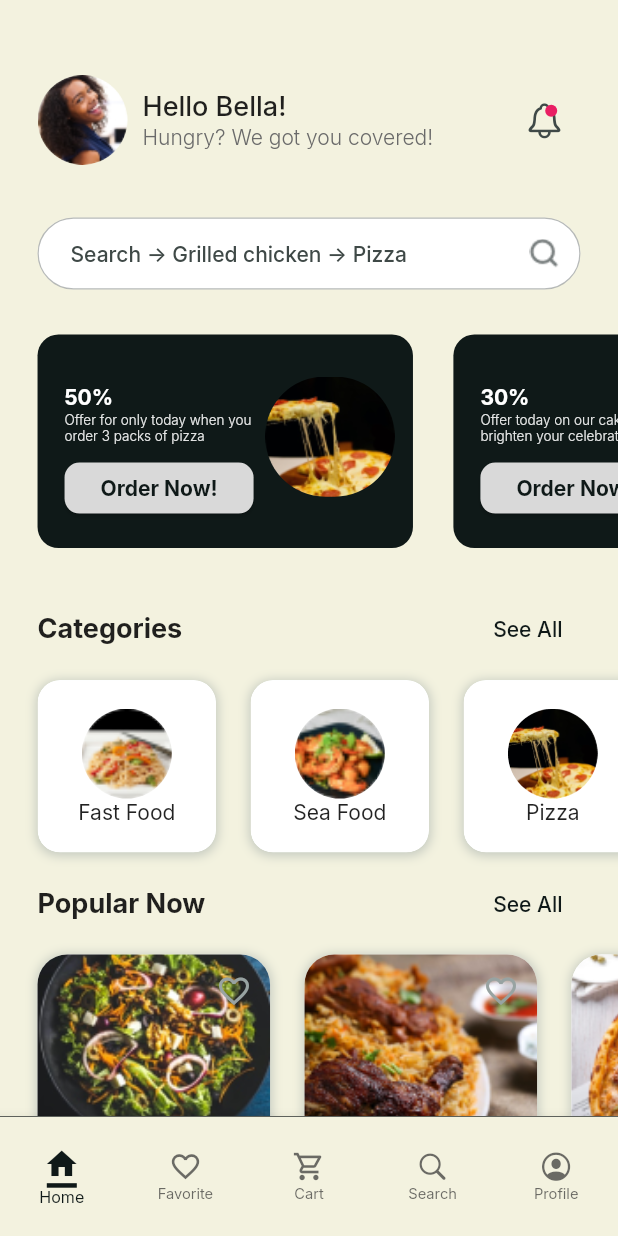
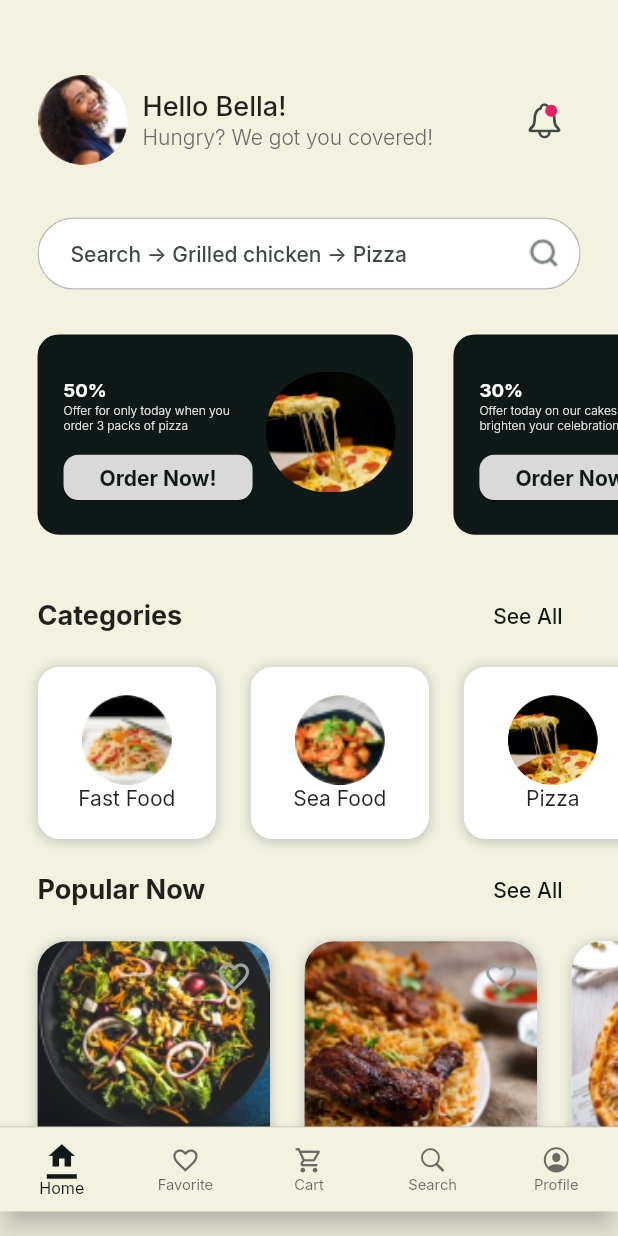
Before and after one commit to John-Daniels/fudiee, a Flutter app: the HomeScreen screen opened by its route, on a phone screen of 412 x 824 dp. Run offline on Flutter 3.47's test engine with Material 2 defaults, Android fonts, the phone set to English and light mode, and no system bars; our stand-ins replace flutter_rating_bar, flutter_screenutil, get, google_fonts, smooth_page_indicator.

Commit message:
made a few changes

```diff
--- a/lib/screens/home/views/home/components/bottom_app_bar.dart
+++ b/lib/screens/home/views/home/components/bottom_app_bar.dart
@@ -16,10 +16,11 @@
   @override
   Widget build(BuildContext context) {
     return Container(
-      height: 80,
+      alignment: Alignment.topCenter,
+      height: 82.h,
       decoration: BoxDecoration(
         border: Border(
-          top: BorderSide(color: primaryColor.withOpacity(0.8), width: 0.6),
+          top: BorderSide(color: primaryColor.withOpacity(0.2), width: 0.6),
         ),
       ),
       child: BottomNavigationBar(
@@ -27,8 +28,8 @@
         type: BottomNavigationBarType.fixed,
         backgroundColor: scaffoldBgColor,
         fixedColor: primaryColor,
-        unselectedIconTheme: const IconThemeData(size: 22),
-        selectedIconTheme: IconThemeData(color: primaryColor, size: 24),
+        unselectedIconTheme: IconThemeData(size: 22.sp),
+        selectedIconTheme: IconThemeData(color: primaryColor, size: 24.sp),
         selectedLabelStyle: TextStyle(color: primaryColor),
         unselectedItemColor: const Color(0xFF303030).withOpacity(0.7),
         selectedFontSize: 12.sp,
--- a/lib/screens/home/views/home/components/offers_section.dart
+++ b/lib/screens/home/views/home/components/offers_section.dart
@@ -12,7 +12,7 @@
   Widget build(BuildContext context) {
     return SizedBox(
       // padding: const EdgeInsets.only(left: 26),
-      height: 160.h,
+      height: 150.h,
       child: ListView.separated(
         shrinkWrap: true,
         physics: const BouncingScrollPhysics(),
--- a/lib/screens/home/widgets/offer_card.dart
+++ b/lib/screens/home/widgets/offer_card.dart
@@ -25,7 +25,7 @@
         color: primaryColor,
         borderRadius: BorderRadius.circular(14),
       ),
-      padding: const EdgeInsets.fromLTRB(18, 28, 12, 16),
+      padding: EdgeInsets.fromLTRB(18.w, 28.h, 12.w, 16.h),
       child: Row(
         mainAxisAlignment: MainAxisAlignment.spaceBetween,
         crossAxisAlignment: CrossAxisAlignment.start,
@@ -34,11 +34,11 @@
             mainAxisAlignment: MainAxisAlignment.end,
             crossAxisAlignment: CrossAxisAlignment.start,
             children: [
-              const SizedBox(height: 5),
+              SizedBox(height: 5.h),
               Text(
                 '${percentOff.toStringAsFixed(0)}%',
-                style: const TextStyle(
-                  fontSize: 14,
+                style: TextStyle(
+                  fontSize: 14.sp,
                   color: Colors.white,
                   fontWeight: FontWeight.bold,
                 ),
@@ -49,7 +49,7 @@
                 child: Text(
                   offer,
                   style: TextStyle(
-                    fontSize: 9,
+                    fontSize: 9.sp,
                     fontWeight: FontWeight.w300,
                     color: Colors.white.withOpacity(0.9),
                   ),
@@ -63,7 +63,7 @@
                   shape: RoundedRectangleBorder(
                     borderRadius: BorderRadius.circular(10),
                   ),
-                  minimumSize: const Size(50, 34),
+                  minimumSize: Size(50.w, 34.h),
                   backgroundColor: const Color(0xFFD9D9D9),
                 ),
                 onPressed: onPressed,
--- a/lib/screens/splash/splash_screen.dart
+++ b/lib/screens/splash/splash_screen.dart
@@ -1,5 +1,4 @@
 import 'package:flutter/material.dart';
-import 'package:flutter/services.dart';
 import 'package:fudiee/constants/assets_constant.dart';
 import 'package:fudiee/screens/onboarding/onboarding_screen.dart';
 import 'package:get/get.dart';
@@ -22,7 +21,7 @@
       ),
       () {
         Get.offAllNamed(OnboardingScreen.routeName);
-        SystemChrome.setEnabledSystemUIMode(SystemUiMode.edgeToEdge);
+        // SystemChrome.setEnabledSystemUIMode(SystemUiMode.edgeToEdge);
       },
     );
     super.initState();
```
Also changed, not shown: lib/bindings/bindings.dart (+4 -4 lines), lib/constants/data.dart (+4 -6 lines), lib/screens/onboarding/onboarding_screen.dart (+4 -9 lines), 1 other file.
